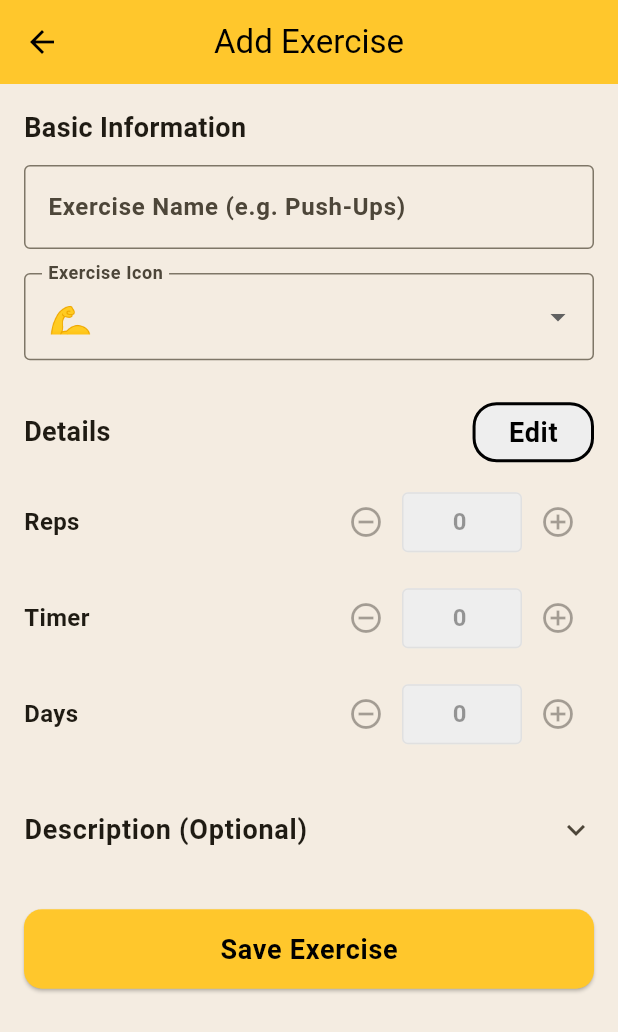
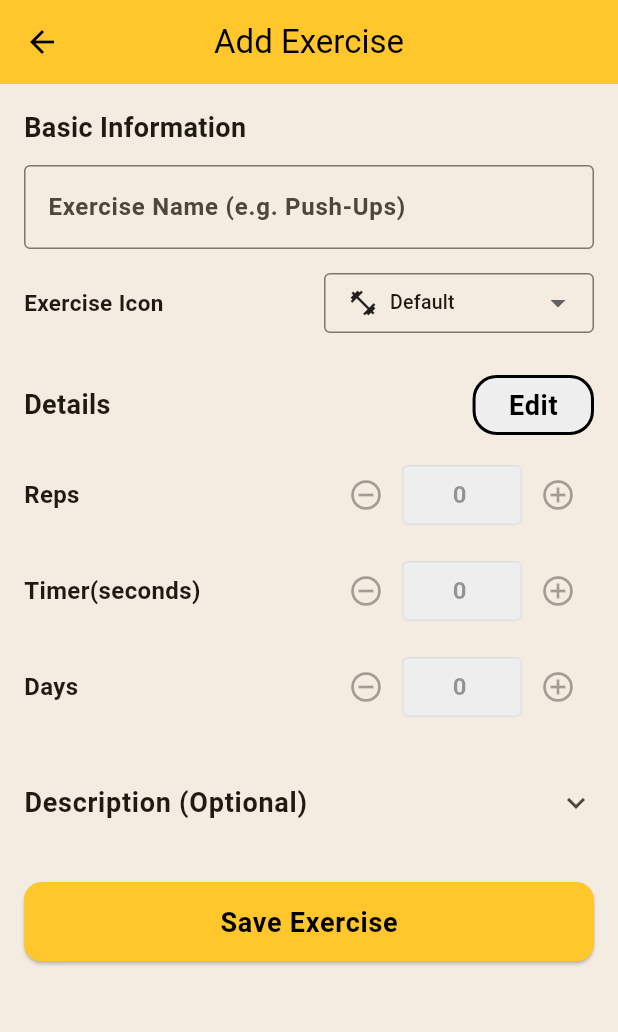
Before and after one commit to Eranda724/od1, a Flutter app: the AdminExerciseScreen screen opened directly, on a phone screen of 412 x 824 dp. Shown: the top 1032 px of the screen. Run offline on Flutter 3.47's test engine with Material 3 defaults, Android fonts, the phone set to English and light mode, and no system bars; our stand-ins replace cloud_firestore, confetti, firebase_auth, firebase_core, share_plus, shared_preferences; accounts and stored records are empty; generated files the repository leaves out were written again.

Commit message:
Refactor AdminExerciseScreen to use default exercise icon and enhance icon selection with Material Icons and Emojis

```diff
--- a/lib/admin/admin_exercise_screen.dart
+++ b/lib/admin/admin_exercise_screen.dart
@@ -23,7 +23,7 @@ class _AdminExerciseScreenState extends State<AdminExerciseScreen> {
 
   bool _isLoading = false;
   bool _isDetailsCustom = false;
-  String _selectedIcon = '💪';
+  String _selectedIcon = 'default';
 
   @override
   void initState() {
@@ -31,8 +31,10 @@ class _AdminExerciseScreenState extends State<AdminExerciseScreen> {
     final e = widget.existing;
     _nameController = TextEditingController(text: e?.name ?? '');
     _descController = TextEditingController(text: e?.description ?? '');
-    _selectedIcon = e?.icon ?? '💪';
-    if (!exerciseEmojis.contains(_selectedIcon)) _selectedIcon = '💪';
+    _selectedIcon = e?.icon ?? 'default';
+    if (!exerciseIcons.any((item) => item.id == _selectedIcon)) {
+      _selectedIcon = 'default';
+    }
     _repsController = TextEditingController(text: (e?.defaultReps ?? 0).toString());
     _timerController = TextEditingController(text: (e?.defaultTimer ?? 0).toString());
     _daysController = TextEditingController(text: (e?.defaultDays ?? 0).toString());
@@ -120,20 +122,61 @@ class _AdminExerciseScreenState extends State<AdminExerciseScreen> {
               validator: (v) => v!.trim().isEmpty ? 'Required' : null,
             ),
             const SizedBox(height: 16),
-            DropdownButtonFormField<String>(
+            Row(
+              children: [
+                const Expanded(
+                  child: Text('Exercise Icon', style: TextStyle(fontSize: 15, fontWeight: FontWeight.w600)),
+                ),
+                SizedBox(
+                  width: 180,
+                  child: DropdownButtonFormField<String>(
                     value: _selectedIcon,
-              decoration: const InputDecoration(labelText: 'Exercise Icon', border: OutlineInputBorder()),
-              items: exerciseEmojis.map((emoji) {
-                return DropdownMenuItem(
+                    isExpanded: true,
+                    decoration: const InputDecoration(
+                      border: OutlineInputBorder(),
+                      contentPadding: EdgeInsets.symmetric(horizontal: 12, vertical: 8),
+                      isDense: true,
+                    ),
+                    items: [
+                      // ── Material Icons section ──────────────────────────────
+                      const DropdownMenuItem<String>(
+                        enabled: false,
+                        value: '__header_icons__',
+                        child: Text('Material Icons', style: TextStyle(color: Colors.grey, fontSize: 13, fontWeight: FontWeight.bold)),
+                      ),
+                      ...exerciseIcons.map((item) {
+                        return DropdownMenuItem<String>(
+                          value: item.id,
+                          child: Row(
+                            children: [
+                              Icon(item.icon, size: 20, color: Colors.black87),
+                              const SizedBox(width: 8),
+                              Text(item.label, style: const TextStyle(fontSize: 13)),
+                            ],
+                          ),
+                        );
+                      }),
+                      // ── Emoji section ───────────────────────────────────────
+                      const DropdownMenuItem<String>(
+                        enabled: false,
+                        value: '__header_emojis__',
+                        child: Text('Emojis', style: TextStyle(color: Colors.grey, fontSize: 13, fontWeight: FontWeight.bold)),
+                      ),
+                      ...exerciseEmojis.map((emoji) {
+                        return DropdownMenuItem<String>(
                           value: emoji,
-                  child: Text(emoji, style: const TextStyle(fontSize: 24)),
+                          child: Text(emoji, style: const TextStyle(fontSize: 22)),
                         );
-              }).toList(),
+                      }),
+                    ],
                     onChanged: (val) {
                       if (val != null) {
                         setState(() => _selectedIcon = val);
                       }
                     },
+                  ),
+                ),
+              ],
             ),
 
             const SizedBox(height: 24),
@@ -161,7 +204,7 @@ class _AdminExerciseScreenState extends State<AdminExerciseScreen> {
             const SizedBox(height: 12),
             _buildDetailCounter('Reps', _repsController),
             const SizedBox(height: 16),
-            _buildDetailCounter('Timer', _timerController),
+            _buildDetailCounter('Timer(seconds)', _timerController),
             const SizedBox(height: 16),
             _buildDetailCounter('Days', _daysController),
             const SizedBox(height: 24),
--- a/lib/models/exercise_icons.dart
+++ b/lib/models/exercise_icons.dart
@@ -1,7 +1,54 @@
+import 'package:flutter/material.dart';
+
+class ExerciseIconItem {
+  final String id;
+  final String label;
+  final IconData icon;
+
+  const ExerciseIconItem({
+    required this.id,
+    required this.label,
+    required this.icon,
+  });
+}
+
+const List<ExerciseIconItem> exerciseIcons = [
+  ExerciseIconItem(id: 'default', label: 'Default', icon: Icons.fitness_center),
+  ExerciseIconItem(id: 'run', label: 'Running', icon: Icons.directions_run),
+  ExerciseIconItem(id: 'walk', label: 'Walking', icon: Icons.directions_walk),
+  ExerciseIconItem(id: 'cycle', label: 'Cycling', icon: Icons.directions_bike),
+  ExerciseIconItem(id: 'gym', label: 'Gym', icon: Icons.fitness_center),
+  ExerciseIconItem(id: 'yoga', label: 'Yoga', icon: Icons.self_improvement),
+  ExerciseIconItem(id: 'swim', label: 'Swimming', icon: Icons.pool),
+  ExerciseIconItem(id: 'football', label: 'Football', icon: Icons.sports_soccer),
+  ExerciseIconItem(id: 'basketball', label: 'Basketball', icon: Icons.sports_basketball),
+  ExerciseIconItem(id: 'boxing', label: 'Boxing', icon: Icons.sports_mma),
+];
+
+IconData getExerciseIcon(String id) {
+  return exerciseIcons.firstWhere(
+    (e) => e.id == id,
+    orElse: () => exerciseIcons.first,
+  ).icon;
+}
+
+/// Returns true if the stored icon value is an emoji (not a Material Icon ID).
+bool isEmojiIcon(String value) {
+  return !exerciseIcons.any((e) => e.id == value);
+}
+
+/// Smart display widget — renders emoji as Text or Material Icon as Icon.
+Widget buildExerciseIconWidget(String value, {double size = 28, Color? iconColor}) {
+  if (isEmojiIcon(value)) {
+    return Text(value, style: TextStyle(fontSize: size));
+  }
+  return Icon(getExerciseIcon(value), size: size, color: iconColor ?? Colors.amber.shade900);
+}
+
 const List<String> exerciseEmojis = [
   '💪', // Default
   '🏃', '🚶', '🚴', '🏊', '🧘', '🤸', '⛹️', '⚽', '🏀',
   '🏈', '🎾', '🏐', '🥊', '🥋', '🤼', '🏋️', '🧗', '🔥', '🏆',
   '⏱️', '🥇', '⚡', '😅', '💯', '❤️', '🌟', '🎯', '🏋️‍♀️', '🏋️‍♂️',
-  '🎽', '🎿', '🏂', '🏄', '🚣', '🤺', '🤾', '🏌️'
+  '🎽', '🎿', '🏂', '🏄', '🚣', '🤺', '🤾', '🏌️',
 ];
--- a/lib/screens/admin_screen.dart
+++ b/lib/screens/admin_screen.dart
@@ -1,6 +1,7 @@
 import 'package:flutter/material.dart';
 import 'package:cloud_firestore/cloud_firestore.dart';
 import '../models/exercise_item.dart';
+import '../models/exercise_icons.dart';
 import '../admin/admin_exercise_screen.dart';
 
 class AdminScreen extends StatelessWidget {
@@ -50,10 +51,7 @@ class AdminScreen extends StatelessWidget {
                         borderRadius: BorderRadius.circular(12),
                       ),
                       child: Center(
-                        child: Text(
-                          exercise.icon.isNotEmpty ? exercise.icon : '💪',
-                          style: const TextStyle(fontSize: 24),
-                        ),
+                        child: buildExerciseIconWidget(exercise.icon, size: 26),
                       ),
                     ),
                     title: Text(exercise.name, style: const TextStyle(fontWeight: FontWeight.bold, fontSize: 16)),
```
Also changed, not shown: lib/screens/exercise_screen.dart (+12 -6 lines). Lines whose indentation alone changed are shown as unchanged.
